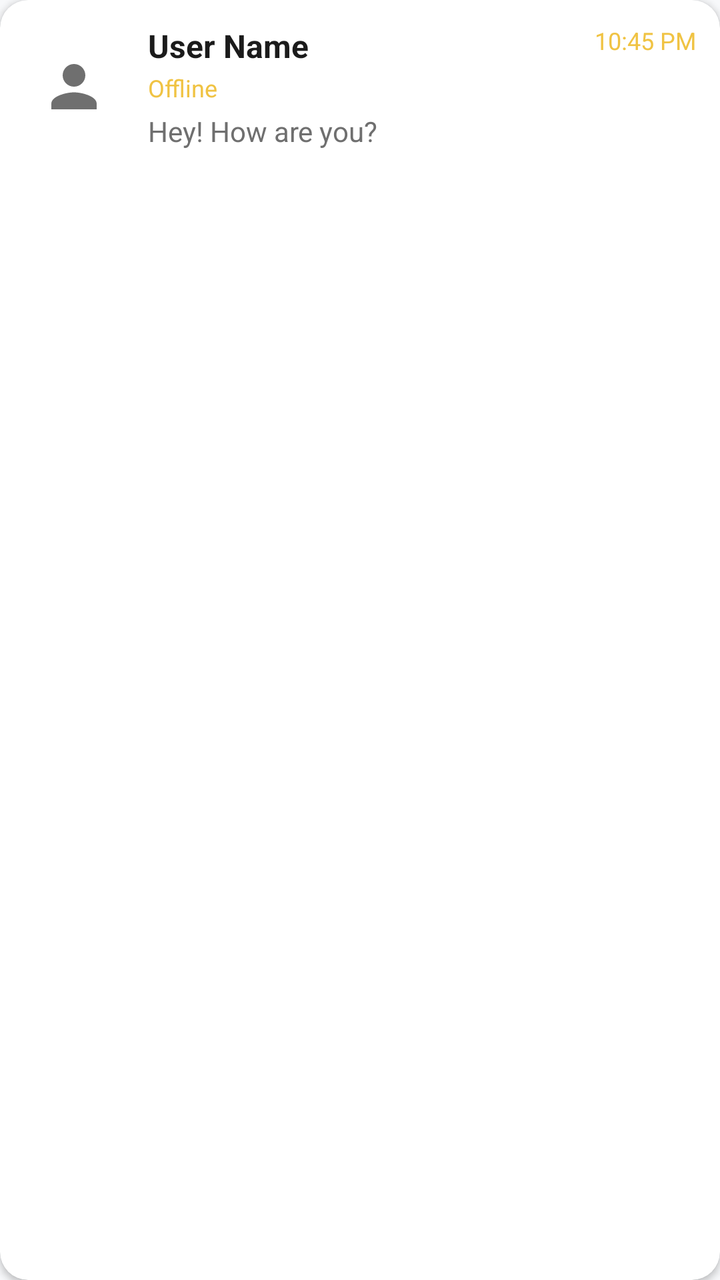
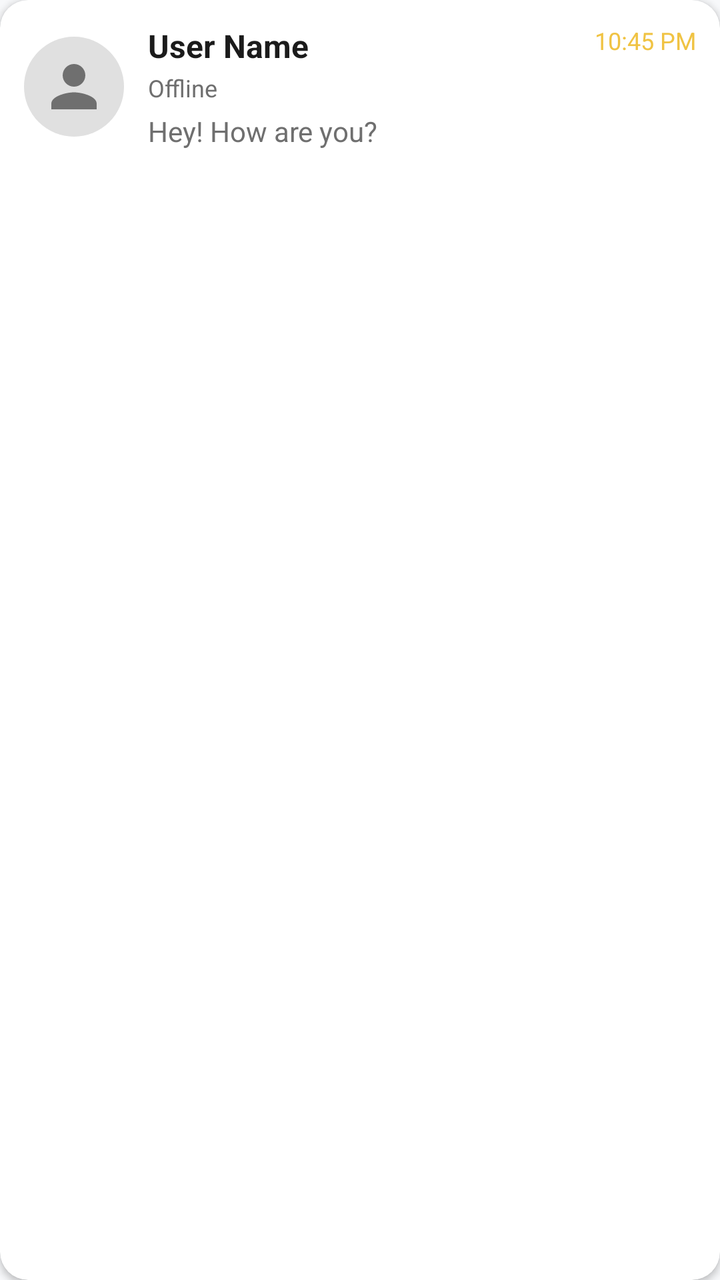

Compare the two renders of this Android layout. The source of the first and the diff that turns it into the second are given below.
<!-- AndroidManifest.xml: application theme Theme.MainApplication -->
<!-- res/layout/item_chat_user.xml -->
<?xml version="1.0" encoding="utf-8"?>
<androidx.cardview.widget.CardView
    xmlns:android="http://schemas.android.com/apk/res/android"
    xmlns:app="http://schemas.android.com/apk/res-auto"
    android:layout_width="match_parent"
    android:layout_height="wrap_content"
    android:layout_marginHorizontal="12dp"
    android:layout_marginVertical="6dp"
    app:cardCornerRadius="14dp"
    android:elevation="2dp"
    app:cardBackgroundColor="@color/colorSurface"
    android:clickable="true"
    android:foreground="?attr/selectableItemBackground">

    <RelativeLayout
        android:layout_width="match_parent"
        android:layout_height="wrap_content"
        android:padding="12dp">

        
        <ImageView
            android:id="@+id/imgProfile"
            android:layout_width="50dp"
            android:layout_height="50dp"
            android:src="@drawable/ic_person"
            android:background="@drawable/circle_bg"
            android:padding="8dp"
            android:layout_alignParentStart="true"
            android:layout_centerVertical="true" />

        
        <View
            android:id="@+id/onlineIndicator"
            android:layout_width="10dp"
            android:layout_height="10dp"
            android:layout_alignEnd="@id/imgProfile"
            android:layout_alignBottom="@id/imgProfile"
            android:background="@drawable/online_dot"
            android:visibility="gone" />

        
        <TextView
            android:id="@+id/tvUsername"
            android:layout_width="wrap_content"
            android:layout_height="wrap_content"
            android:layout_toEndOf="@id/imgProfile"
            android:layout_marginStart="12dp"
            android:text="User Name"
            android:textSize="16sp"
            android:textStyle="bold"
            android:textColor="@color/colorTextPrimary" />

        
        <TextView
            android:id="@+id/tvTimestamp"
            android:layout_width="wrap_content"
            android:layout_height="wrap_content"
            android:layout_alignParentEnd="true"
            android:text="10:45 PM"
            android:textSize="12sp"
            android:textColor="@color/colorAccent" />

        
        <TextView
            android:id="@+id/tvOnlineStatus"
            android:layout_width="wrap_content"
            android:layout_height="wrap_content"
            android:layout_below="@id/tvUsername"
            android:layout_toEndOf="@id/imgProfile"
            android:layout_marginStart="12dp"
            android:layout_marginTop="2dp"
            android:text="Offline"
            android:textSize="12sp"
            android:textColor="@color/colorAccent" />

        
        <TextView
            android:id="@+id/tvLastMessage"
            android:layout_width="match_parent"
            android:layout_height="wrap_content"
            android:layout_below="@id/tvOnlineStatus"
            android:layout_toEndOf="@id/imgProfile"
            android:layout_toStartOf="@id/tvTimestamp"
            android:layout_marginStart="12dp"
            android:layout_marginTop="4dp"
            android:text="Hey! How are you?"
            android:textSize="14sp"
            android:textColor="@color/colorTextSecondary"
            android:maxLines="1"
            android:ellipsize="end" />
    </RelativeLayout>

</androidx.cardview.widget.CardView>
<!-- resources referenced by this layout -->
<resources>
  <color name="colorAccent">#F0C343</color>
  <color name="colorSurface">#FFFFFF</color>
  <color name="colorTextPrimary">#1B1B1B</color>
  <color name="colorTextSecondary">#6F6F6F</color>
  <!-- drawable circle_bg (drawable) -->
  <shape xmlns:android="http://schemas.android.com/apk/res/android"
      android:shape="oval">
      <solid android:color="@color/colorSurface" />
      <size android:width="90dp" android:height="90dp" />
  </shape>
  <!-- drawable ic_person (drawable) -->
  <vector xmlns:android="http://schemas.android.com/apk/res/android"
      android:width="24dp"
      android:height="24dp"
      android:viewportWidth="24"
      android:viewportHeight="24">
      <path
          android:fillColor="@color/colorTextSecondary"
          android:pathData="M12,12c2.21,0,4,-1.79,4,-4s-1.79,-4,-4,-4 -4,1.79,-4,4 1.79,4,4,4zM12,14c-2.67,0,-8,1.34,-8,4v2h16v-2c0,-2.66,-5.33,-4,-8,-4z" />
  </vector>
  <!-- drawable online_dot (drawable) -->
  <shape xmlns:android="http://schemas.android.com/apk/res/android" android:shape="oval">
      <solid android:color="#00FF00" />
  </shape>
  <style name="Theme.MainApplication" parent="Theme.MaterialComponents.DayNight.NoActionBar">
          
          <item name="colorPrimary">@color/colorPrimary</item>
          <item name="colorPrimaryVariant">@color/colorPrimaryVariant</item>
          <item name="colorAccent">@color/colorAccent</item>
          <item name="colorOnPrimary">@android:color/white</item>
  
          
          <item name="android:colorBackground">@color/colorBackground</item>
          <item name="colorSurface">@color/colorSurface</item>
  
          
          <item name="android:textColorPrimary">@color/colorTextPrimary</item>
          <item name="android:textColorSecondary">@color/colorTextSecondary</item>
  
          
          <item name="android:statusBarColor">@color/colorPrimaryVariant</item>
          <item name="android:navigationBarColor">@color/colorPrimaryVariant</item>
  
          
          <item name="toolbarStyle">@style/Widget.CustomToolbar</item>
      </style>
  <color name="colorPrimary">#1E2A78</color>
  <color name="colorPrimaryVariant">#3700B3</color>
  <color name="colorBackground">#F7F8FA</color>
  <style name="Widget.CustomToolbar" parent="Widget.MaterialComponents.Toolbar">
          <item name="android:background">@color/colorPrimary</item>
          <item name="titleTextColor">@android:color/white</item>
          <item name="subtitleTextColor">@color/colorSecondary</item>
      </style>
  <color name="colorSecondary">#E9E7FF</color>
</resources>

<!-- the commit's change to res/layout/item_chat_user.xml (unified diff, before → after) -->
@@ -7,9 +7,8 @@
     android:layout_marginHorizontal="12dp"
     android:layout_marginVertical="6dp"
     app:cardCornerRadius="14dp"
-    android:elevation="2dp"
+    android:elevation="3dp"
     app:cardBackgroundColor="@color/colorSurface"
-    android:clickable="true"
     android:foreground="?attr/selectableItemBackground">
 
     <RelativeLayout
@@ -71,7 +70,7 @@
             android:layout_marginTop="2dp"
             android:text="Offline"
             android:textSize="12sp"
-            android:textColor="@color/colorAccent" />
+            android:textColor="@color/colorTextSecondary" />
 
         
         <TextView
@@ -88,6 +87,17 @@
             android:textColor="@color/colorTextSecondary"
             android:maxLines="1"
             android:ellipsize="end" />
+
+
+        <View
+            android:id="@+id/unreadDot"
+            android:layout_width="10dp"
+            android:layout_height="10dp"
+            android:layout_alignParentEnd="true"
+            android:layout_below="@id/tvTimestamp"
+            android:layout_marginTop="6dp"
+            android:backgroundTint="@color/colorAccent"
+            android:background="@drawable/online_dot"
+            android:visibility="gone" />
     </RelativeLayout>
-
 </androidx.cardview.widget.CardView>
<!-- resource entries referenced after the edit -->
@@ -7,8 +7,7 @@
   <!-- drawable circle_bg (drawable) -->
   <shape xmlns:android="http://schemas.android.com/apk/res/android"
       android:shape="oval">
-      <solid android:color="@color/colorSurface" />
-      <size android:width="90dp" android:height="90dp" />
+      <solid android:color="#E0E0E0" />
   </shape>
   <!-- drawable ic_person (drawable) -->
   <vector xmlns:android="http://schemas.android.com/apk/res/android"
@@ -21,8 +20,9 @@
           android:pathData="M12,12c2.21,0,4,-1.79,4,-4s-1.79,-4,-4,-4 -4,1.79,-4,4 1.79,4,4,4zM12,14c-2.67,0,-8,1.34,-8,4v2h16v-2c0,-2.66,-5.33,-4,-8,-4z" />
   </vector>
   <!-- drawable online_dot (drawable) -->
-  <shape xmlns:android="http://schemas.android.com/apk/res/android" android:shape="oval">
-      <solid android:color="#00FF00" />
+  <shape xmlns:android="http://schemas.android.com/apk/res/android"
+      android:shape="oval">
+      <solid android:color="@color/colorAccent" />
   </shape>
   <style name="Theme.MainApplication" parent="Theme.MaterialComponents.DayNight.NoActionBar">
           
